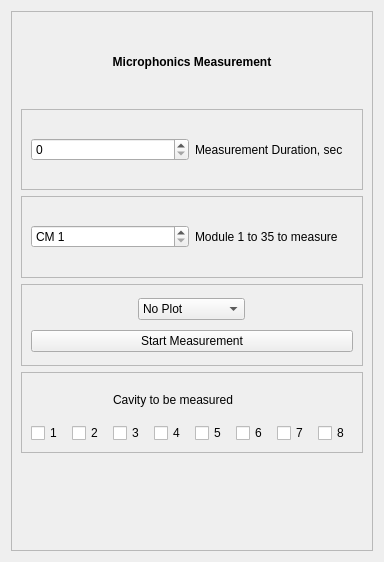
Old version of the form FFT_test.ui in the repository slaclab/Microphonics_tab.
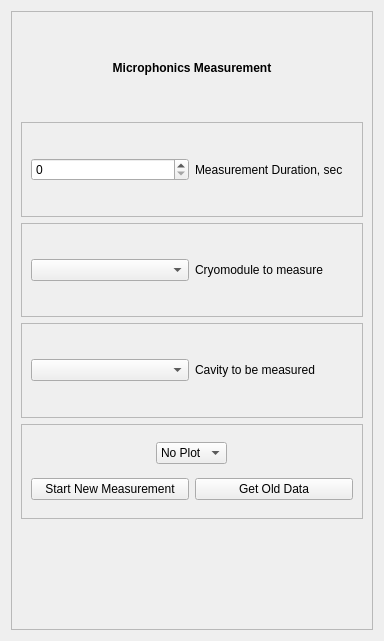
New version of the form.

The edit to the form file:
```diff
--- a/FFT_test.ui
+++ b/FFT_test.ui
@@ -7,7 +7,7 @@
     <x>0</x>
     <y>0</y>
     <width>384</width>
-    <height>562</height>
+    <height>641</height>
    </rect>
   </property>
   <property name="windowTitle">
@@ -57,7 +57,7 @@
             <string/>
            </property>
            <property name="maximum">
-            <number>90</number>
+            <number>301</number>
            </property>
           </widget>
          </item>
@@ -81,69 +81,12 @@
         </property>
         <layout class="QHBoxLayout" name="horizontalLayout">
          <item>
-          <widget class="QSpinBox" name="spinBox_2">
-           <property name="prefix">
-            <string>CM </string>
-           </property>
-           <property name="minimum">
-            <number>1</number>
-           </property>
-           <property name="maximum">
-            <number>35</number>
-           </property>
-          </widget>
+          <widget class="QComboBox" name="CMComboBox"/>
          </item>
          <item>
           <widget class="QLabel" name="label_2">
            <property name="text">
-            <string>Module 1 to 35 to measure</string>
-           </property>
-          </widget>
-         </item>
-        </layout>
-       </widget>
-      </item>
-      <item>
-       <widget class="QFrame" name="Selector">
-        <property name="frameShape">
-         <enum>QFrame::StyledPanel</enum>
-        </property>
-        <property name="frameShadow">
-         <enum>QFrame::Raised</enum>
-        </property>
-        <layout class="QVBoxLayout" name="verticalLayout_3">
-         <item alignment="Qt::AlignHCenter">
-          <widget class="QComboBox" name="comboBox">
-           <property name="currentText">
-            <string>No Plot</string>
-           </property>
-           <property name="currentIndex">
-            <number>0</number>
-           </property>
-           <property name="maxVisibleItems">
-            <number>3</number>
-           </property>
-           <item>
-            <property name="text">
-             <string>No Plot</string>
-            </property>
-           </item>
-           <item>
-            <property name="text">
-             <string>WaterFall Plot</string>
-            </property>
-           </item>
-           <item>
-            <property name="text">
-             <string>FFT Plot</string>
-            </property>
-           </item>
-          </widget>
-         </item>
-         <item>
-          <widget class="QPushButton" name="StrtBut">
-           <property name="text">
-            <string>Start Measurement</string>
+            <string>Cryomodule to measure</string>
            </property>
           </widget>
          </item>
@@ -165,75 +108,10 @@
          <enum>QFrame::Raised</enum>
         </property>
         <layout class="QGridLayout" name="gridLayout">
-         <item row="1" column="6">
-          <widget class="QCheckBox" name="Cav7">
-           <property name="text">
-            <string>7</string>
-           </property>
-          </widget>
+         <item row="0" column="0">
+          <widget class="QComboBox" name="CavComboBox"/>
          </item>
-         <item row="1" column="3">
-          <widget class="QCheckBox" name="Cav4">
-           <property name="text">
-            <string>4</string>
-           </property>
-          </widget>
-         </item>
-         <item row="1" column="4">
-          <widget class="QCheckBox" name="Cav5">
-           <property name="text">
-            <string>5</string>
-           </property>
-          </widget>
-         </item>
-         <item row="1" column="2">
-          <widget class="QCheckBox" name="Cav3">
-           <property name="minimumSize">
-            <size>
-             <width>0</width>
-             <height>0</height>
-            </size>
-           </property>
-           <property name="text">
-            <string>3</string>
-           </property>
-          </widget>
-         </item>
-         <item row="1" column="7">
-          <widget class="QCheckBox" name="Cav8">
-           <property name="minimumSize">
-            <size>
-             <width>11</width>
-             <height>0</height>
-            </size>
-           </property>
-           <property name="text">
-            <string>8</string>
-           </property>
-          </widget>
-         </item>
-         <item row="1" column="5">
-          <widget class="QCheckBox" name="Cav6">
-           <property name="text">
-            <string>6</string>
-           </property>
-          </widget>
-         </item>
-         <item row="1" column="0">
-          <widget class="QCheckBox" name="Cav1">
-           <property name="text">
-            <string>1</string>
-           </property>
-          </widget>
-         </item>
-         <item row="1" column="1">
-          <widget class="QCheckBox" name="Cav2">
-           <property name="text">
-            <string>2</string>
-           </property>
-          </widget>
-         </item>
-         <item row="0" column="2" colspan="4">
+         <item row="0" column="2">
           <widget class="QLabel" name="CavLabel">
            <property name="minimumSize">
             <size>
@@ -244,7 +122,7 @@
            <property name="maximumSize">
             <size>
              <width>16777215</width>
-             <height>69</height>
+             <height>16777215</height>
             </size>
            </property>
            <property name="text">
@@ -255,6 +133,59 @@
         </layout>
        </widget>
       </item>
+      <item>
+       <widget class="QFrame" name="Selector">
+        <property name="frameShape">
+         <enum>QFrame::StyledPanel</enum>
+        </property>
+        <property name="frameShadow">
+         <enum>QFrame::Raised</enum>
+        </property>
+        <layout class="QVBoxLayout" name="verticalLayout_3">
+         <item alignment="Qt::AlignHCenter">
+          <widget class="QComboBox" name="comboBox">
+           <property name="currentText">
+            <string>No Plot</string>
+           </property>
+           <property name="currentIndex">
+            <number>0</number>
+           </property>
+           <property name="maxVisibleItems">
+            <number>3</number>
+           </property>
+           <item>
+            <property name="text">
+             <string>No Plot</string>
+            </property>
+           </item>
+           <item>
+            <property name="text">
+             <string>Plots</string>
+            </property>
+           </item>
+          </widget>
+         </item>
+         <item>
+          <layout class="QHBoxLayout" name="horizontalLayout_3">
+           <item>
+            <widget class="QPushButton" name="StrtBut">
+             <property name="text">
+              <string>Start New Measurement</string>
+             </property>
+            </widget>
+           </item>
+           <item>
+            <widget class="QPushButton" name="OldDatBut">
+             <property name="text">
+              <string>Get Old Data</string>
+             </property>
+            </widget>
+           </item>
+          </layout>
+         </item>
+        </layout>
+       </widget>
+      </item>
       <item>
        <widget class="QLabel" name="AcqProg">
         <property name="text">
```
